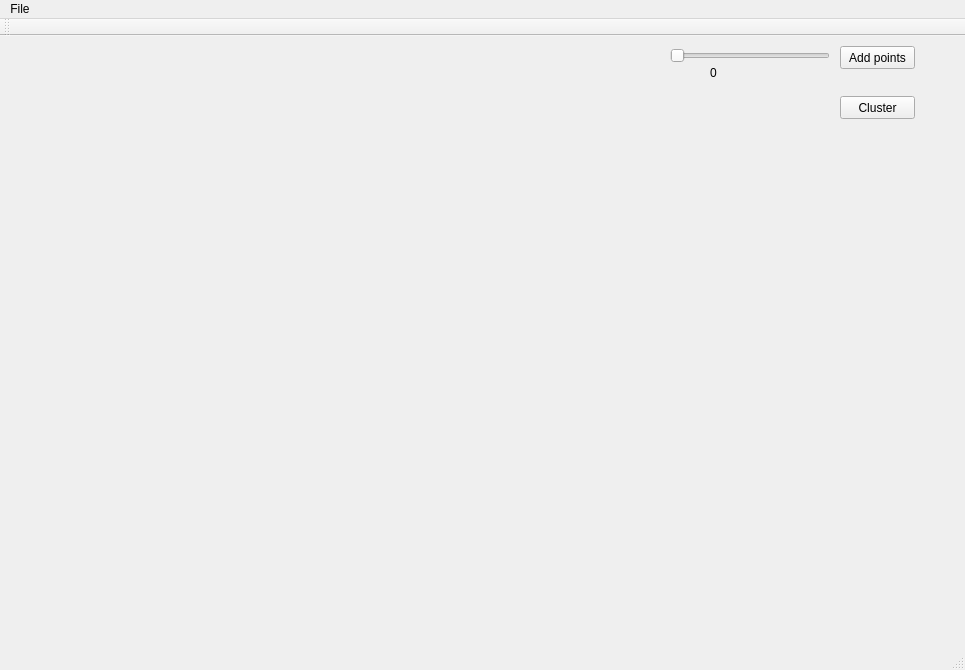
Before: the Qt Designer form mainwindow.ui in gclaret/kmeans-cw, drawn with Qt 5.
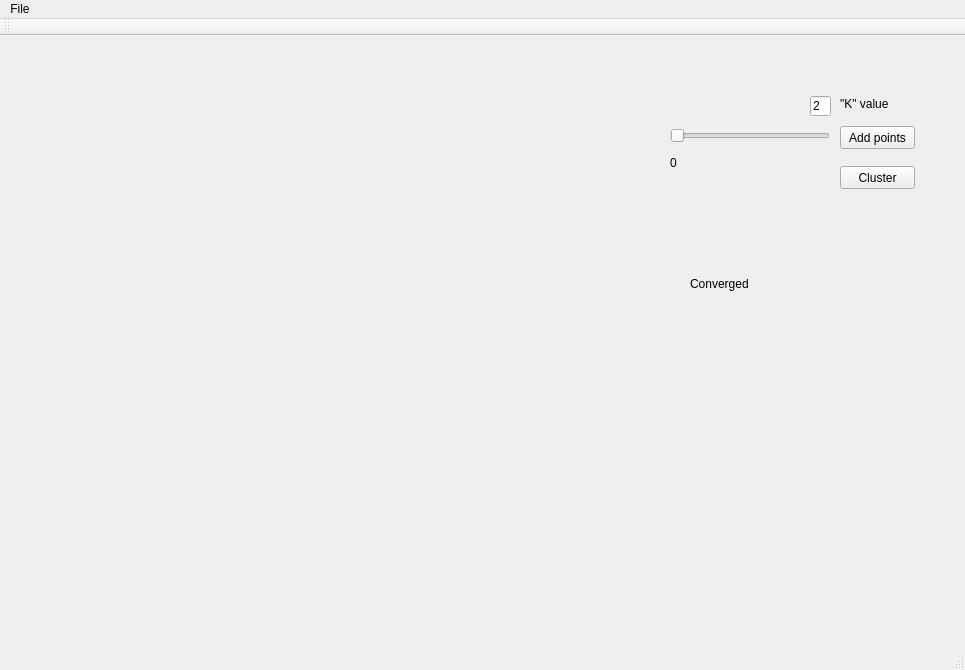
After: the same form once the commit is applied.

Commit message: Small updates.  Will be including the CGAL project soon to display a voronoi diagram over the output

```diff
--- a/mainwindow.ui
+++ b/mainwindow.ui
@@ -18,7 +18,7 @@
     <property name="geometry">
      <rect>
       <x>840</x>
-      <y>10</y>
+      <y>90</y>
       <width>75</width>
       <height>23</height>
      </rect>
@@ -31,7 +31,7 @@
     <property name="geometry">
      <rect>
       <x>670</x>
-      <y>10</y>
+      <y>90</y>
       <width>160</width>
       <height>19</height>
      </rect>
@@ -55,7 +55,7 @@
     <property name="geometry">
      <rect>
       <x>840</x>
-      <y>60</y>
+      <y>130</y>
       <width>75</width>
       <height>23</height>
      </rect>
@@ -67,8 +67,8 @@
    <widget class="QLabel" name="lblNumPoints">
     <property name="geometry">
      <rect>
-      <x>710</x>
-      <y>30</y>
+      <x>670</x>
+      <y>120</y>
       <width>46</width>
       <height>13</height>
      </rect>
@@ -77,6 +77,45 @@
      <string>0</string>
     </property>
    </widget>
+   <widget class="QLabel" name="converged_label">
+    <property name="geometry">
+     <rect>
+      <x>690</x>
+      <y>240</y>
+      <width>61</width>
+      <height>16</height>
+     </rect>
+    </property>
+    <property name="text">
+     <string>Converged</string>
+    </property>
+   </widget>
+   <widget class="QLineEdit" name="k_value_input">
+    <property name="geometry">
+     <rect>
+      <x>810</x>
+      <y>60</y>
+      <width>21</width>
+      <height>20</height>
+     </rect>
+    </property>
+    <property name="text">
+     <string>2</string>
+    </property>
+   </widget>
+   <widget class="QLabel" name="label">
+    <property name="geometry">
+     <rect>
+      <x>840</x>
+      <y>60</y>
+      <width>51</width>
+      <height>16</height>
+     </rect>
+    </property>
+    <property name="text">
+     <string>&quot;K&quot; value</string>
+    </property>
+   </widget>
   </widget>
   <widget class="QMenuBar" name="menuBar">
    <property name="geometry">
```
The commit also changes 2 other files.
